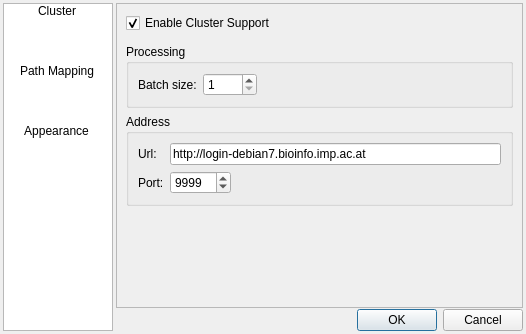
Before: the Qt Designer form cecog/gui/preferences.ui in CellCognition/cecog, drawn with Qt 5.
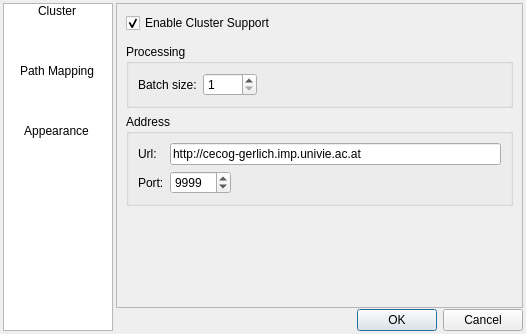
After: the same form once the commit is applied. Icons and pictures are not drawn.

The edit to the form file:
```diff
--- a/cecog/gui/preferences.ui
+++ b/cecog/gui/preferences.ui
@@ -159,7 +159,7 @@
                  </sizepolicy>
                 </property>
                 <property name="text">
-                 <string>http://login-debian7.bioinfo.imp.ac.at</string>
+                 <string>http://cecog-gerlich.imp.univie.ac.at</string>
                 </property>
                </widget>
               </item>
```
Left out of the diff: 22 changed lines with no effect on the pictures.
